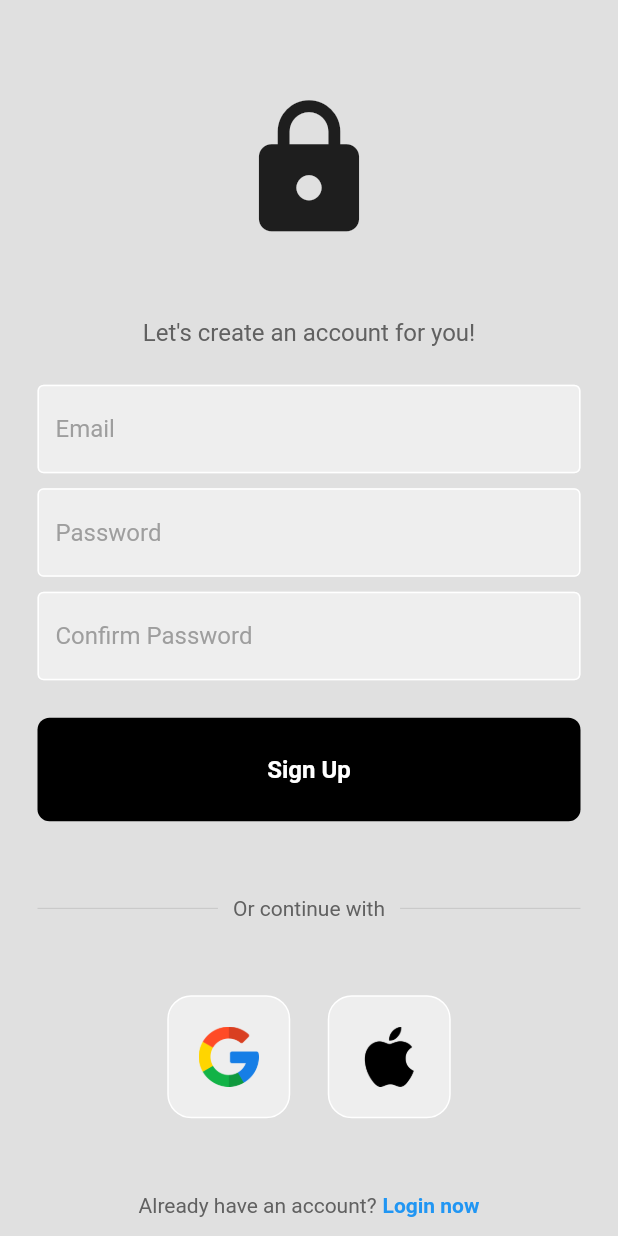
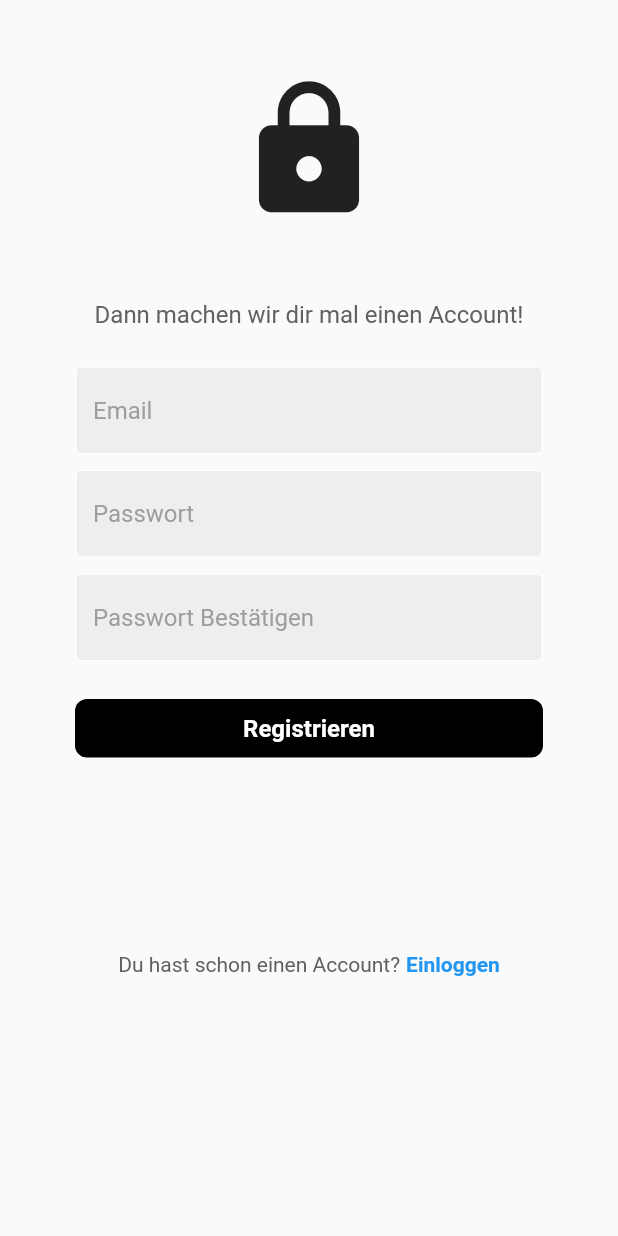
Before and after one commit to MrRichardWhite/Team-Alpha-Bar, a Flutter app: the RegisterPage screen opened directly with empty values, on a phone screen of 412 x 824 dp. Run offline on Flutter 3.47's test engine with Material 2 defaults, Android fonts, the light colour scheme and no system bars; our stand-ins replace firebase_auth, firebase_core, google_sign_in; accounts and stored records are empty; network calls fail.

Commit message:
Cleaned up login_page and register_page and made everything german

```diff
--- a/team_alpha_bar/lib/components/my_button.dart
+++ b/team_alpha_bar/lib/components/my_button.dart
@@ -15,8 +15,8 @@ class MyButton extends StatelessWidget {
     return GestureDetector(
       onTap: onTap,
       child: Container(
-        padding: const EdgeInsets.all(25),
-        margin: const EdgeInsets.symmetric(horizontal: 25),
+        padding: const EdgeInsets.all(10),
+        margin: const EdgeInsets.symmetric(horizontal: 50),
         decoration: BoxDecoration(
           color: Colors.black,
           borderRadius: BorderRadius.circular(8),
@@ -24,7 +24,7 @@ class MyButton extends StatelessWidget {
         child: Center(
           child: Text(
             text,
-            style: TextStyle(
+            style: const TextStyle(
               color: Colors.white,
               fontWeight: FontWeight.bold,
               fontSize: 16,
--- a/team_alpha_bar/lib/components/my_textfield.dart
+++ b/team_alpha_bar/lib/components/my_textfield.dart
@@ -15,7 +15,7 @@ class MyTextField extends StatelessWidget {
   @override
   Widget build(BuildContext context) {
     return Padding(
-      padding: const EdgeInsets.symmetric(horizontal: 25.0),
+      padding: const EdgeInsets.symmetric(horizontal: 50),
       child: TextField(
         controller: controller,
         obscureText: obscureText,
--- a/team_alpha_bar/lib/pages/login_page.dart
+++ b/team_alpha_bar/lib/pages/login_page.dart
@@ -72,12 +72,9 @@ class _LoginPageState extends State<LoginPage> {
   @override
   Widget build(BuildContext context) {
     return Scaffold(
-      backgroundColor: Colors.grey[300],
       body: SafeArea(
-        child: Center(
         child: SingleChildScrollView(
           child: Column(
-              mainAxisAlignment: MainAxisAlignment.center,
             children: [
               const SizedBox(height: 50),
 
@@ -91,7 +88,7 @@ class _LoginPageState extends State<LoginPage> {
 
               // welcome back, you"ve been missed!
               Text(
-                  "Welcome back you\"ve been missed!",
+                "Willkommen zurück! 💪",
                 style: TextStyle(
                   color: Colors.grey[700],
                   fontSize: 16,
@@ -112,35 +109,19 @@ class _LoginPageState extends State<LoginPage> {
               // password textfield
               MyTextField(
                 controller: passwordController,
-                  hintText: "Password",
+                hintText: "Passwort",
                 obscureText: true,
-                ),
-
-                const SizedBox(height: 10),
-
-                // forgot password?
-                Padding(
-                  padding: const EdgeInsets.symmetric(horizontal: 25.0),
-                  child: Row(
-                    mainAxisAlignment: MainAxisAlignment.end,
-                    children: [
-                      Text(
-                        "Forgot Password?",
-                        style: TextStyle(color: Colors.grey[600]),
-                      ),
-                    ],
-                  ),
               ),
 
               const SizedBox(height: 25),
 
               // sign in button
               MyButton(
-                  text: "Sign In",
+                text: "Einloggen",
                 onTap: signUserIn,
               ),
 
-                const SizedBox(height: 50),
+              const SizedBox(height: 25),
 
               // or continue with
               Padding(
@@ -156,7 +137,7 @@ class _LoginPageState extends State<LoginPage> {
                     Padding(
                       padding: const EdgeInsets.symmetric(horizontal: 10.0),
                       child: Text(
-                          "Or continue with",
+                        "Alternative Anmeldung",
                         style: TextStyle(color: Colors.grey[700]),
                       ),
                     ),
@@ -170,7 +151,7 @@ class _LoginPageState extends State<LoginPage> {
                 ),
               ),
 
-                const SizedBox(height: 50),
+              const SizedBox(height: 25),
 
               // google + apple sign in buttons
               Row(
@@ -199,14 +180,14 @@ class _LoginPageState extends State<LoginPage> {
                 mainAxisAlignment: MainAxisAlignment.center,
                 children: [
                   Text(
-                      "Not a member?",
+                    "Noch kein Mitglied?",
                     style: TextStyle(color: Colors.grey[700]),
                   ),
                   const SizedBox(width: 4),
                   GestureDetector(
                     onTap: widget.onTap,
                     child: const Text(
-                        "Register now",
+                      "Registrierung",
                       style: TextStyle(
                         color: Colors.blue,
                         fontWeight: FontWeight.bold,
@@ -219,7 +200,6 @@ class _LoginPageState extends State<LoginPage> {
           ),
         ),
       ),
-      ),
     );
   }
 }
--- a/team_alpha_bar/lib/pages/register_page.dart
+++ b/team_alpha_bar/lib/pages/register_page.dart
@@ -81,12 +81,9 @@ class _RegisterPageState extends State<RegisterPage> {
   @override
   Widget build(BuildContext context) {
     return Scaffold(
-      backgroundColor: Colors.grey[300],
       body: SafeArea(
-        child: Center(
         child: SingleChildScrollView(
           child: Column(
-              mainAxisAlignment: MainAxisAlignment.center,
             children: [
               const SizedBox(height: 50),
 
@@ -100,7 +97,7 @@ class _RegisterPageState extends State<RegisterPage> {
 
               // let's create an account for you!
               Text(
-                  "Let's create an account for you!",
+                "Dann machen wir dir mal einen Account!",
                 style: TextStyle(
                   color: Colors.grey[700],
                   fontSize: 16,
@@ -121,7 +118,7 @@ class _RegisterPageState extends State<RegisterPage> {
               // password textfield
               MyTextField(
                 controller: passwordController,
-                  hintText: "Password",
+                hintText: "Passwort",
                 obscureText: true,
               ),
 
@@ -130,7 +127,7 @@ class _RegisterPageState extends State<RegisterPage> {
               // confirm password textfield
               MyTextField(
                 controller: confirmPasswordController,
-                  hintText: "Confirm Password",
+                hintText: "Passwort Bestätigen",
                 obscureText: true,
               ),
 
@@ -138,77 +135,25 @@ class _RegisterPageState extends State<RegisterPage> {
 
               // sign in button
               MyButton(
-                  text: "Sign Up",
+                text: "Registrieren",
                 onTap: signUserUp,
               ),
 
-                const SizedBox(height: 50),
-
-                // or continue with
-                Padding(
-                  padding: const EdgeInsets.symmetric(horizontal: 25.0),
-                  child: Row(
-                    children: [
-                      Expanded(
-                        child: Divider(
-                          thickness: 0.5,
-                          color: Colors.grey[400],
-                        ),
-                      ),
-                      Padding(
-                        padding: const EdgeInsets.symmetric(horizontal: 10.0),
-                        child: Text(
-                          "Or continue with",
-                          style: TextStyle(color: Colors.grey[700]),
-                        ),
-                      ),
-                      Expanded(
-                        child: Divider(
-                          thickness: 0.5,
-                          color: Colors.grey[400],
-                        ),
-                      ),
-                    ],
-                  ),
-                ),
-
-                const SizedBox(height: 50),
-
-                // google + apple sign in buttons
-                Row(
-                  mainAxisAlignment: MainAxisAlignment.center,
-                  children: [
-                    // google button
-                    SquareTile(
-                      onTap: () => AuthService().signInWithGoogle(),
-                      imagePath: "lib/images/google.png",
-                    ),
-
-                    SizedBox(width: 25),
-
-                    // apple button
-                    SquareTile(
-                      onTap: () {},
-                      imagePath: "lib/images/apple.png",
-                    )
-                  ],
-                ),
-
-                const SizedBox(height: 50),
+              const SizedBox(height: 130),
 
               // not a member? register now
               Row(
                 mainAxisAlignment: MainAxisAlignment.center,
                 children: [
                   Text(
-                      "Already have an account?",
+                    "Du hast schon einen Account?",
                     style: TextStyle(color: Colors.grey[700]),
                   ),
                   const SizedBox(width: 4),
                   GestureDetector(
                     onTap: widget.onTap,
                     child: const Text(
-                        "Login now",
+                      "Einloggen",
                       style: TextStyle(
                         color: Colors.blue,
                         fontWeight: FontWeight.bold,
@@ -221,7 +166,6 @@ class _RegisterPageState extends State<RegisterPage> {
           ),
         ),
       ),
-      ),
     );
   }
 }
```
Lines whose indentation alone changed are shown as unchanged.
